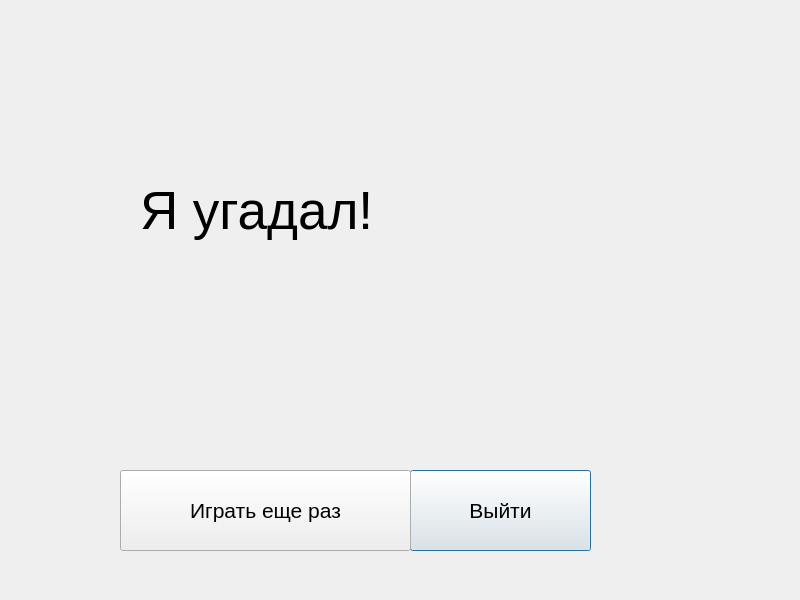
The window that QtPetinator/winning.ui (krbroman/Petinator) describes before a commit, drawn with Qt 5.
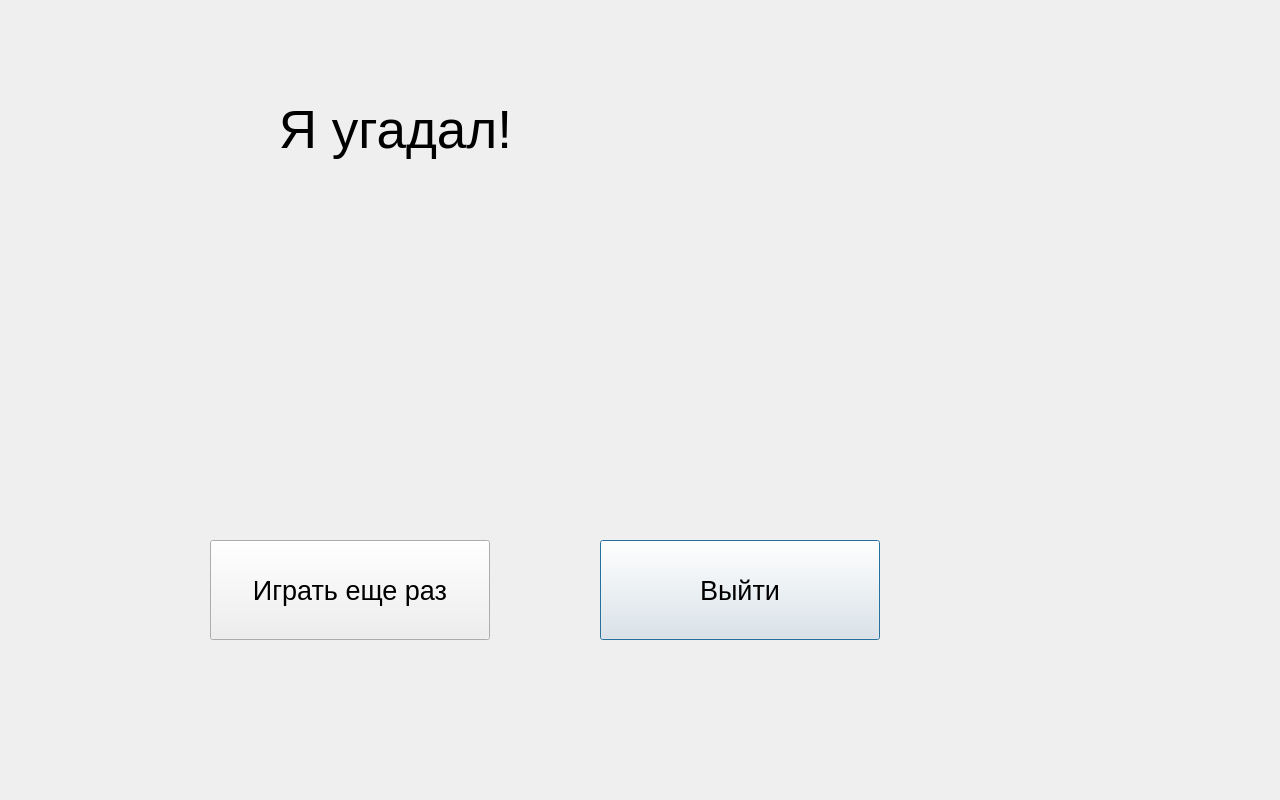
The same window after the commit.

Patch:
```diff
--- a/QtPetinator/winning.ui
+++ b/QtPetinator/winning.ui
@@ -6,8 +6,8 @@
    <rect>
     <x>0</x>
     <y>0</y>
-    <width>800</width>
-    <height>600</height>
+    <width>1280</width>
+    <height>800</height>
    </rect>
   </property>
   <property name="windowTitle">
@@ -16,8 +16,8 @@
   <widget class="QLabel" name="label">
    <property name="geometry">
     <rect>
-     <x>140</x>
-     <y>130</y>
+     <x>220</x>
+     <y>50</y>
      <width>351</width>
      <height>161</height>
     </rect>
@@ -28,21 +28,21 @@
     </font>
    </property>
    <property name="text">
-    <string>Я угадал!</string>
+    <string>&lt;p align=&quot;center&quot;&gt;Я угадал!&lt;/p&gt;</string>
    </property>
   </widget>
   <widget class="QPushButton" name="pushButton_Exit">
    <property name="geometry">
     <rect>
-     <x>410</x>
-     <y>470</y>
-     <width>181</width>
-     <height>81</height>
+     <x>600</x>
+     <y>540</y>
+     <width>280</width>
+     <height>100</height>
     </rect>
    </property>
    <property name="font">
     <font>
-     <pointsize>16</pointsize>
+     <pointsize>20</pointsize>
     </font>
    </property>
    <property name="text">
@@ -52,15 +52,15 @@
   <widget class="QPushButton" name="pushButton_Play">
    <property name="geometry">
     <rect>
-     <x>120</x>
-     <y>470</y>
-     <width>291</width>
-     <height>81</height>
+     <x>210</x>
+     <y>540</y>
+     <width>280</width>
+     <height>100</height>
     </rect>
    </property>
    <property name="font">
     <font>
-     <pointsize>16</pointsize>
+     <pointsize>20</pointsize>
     </font>
    </property>
    <property name="text">
```
